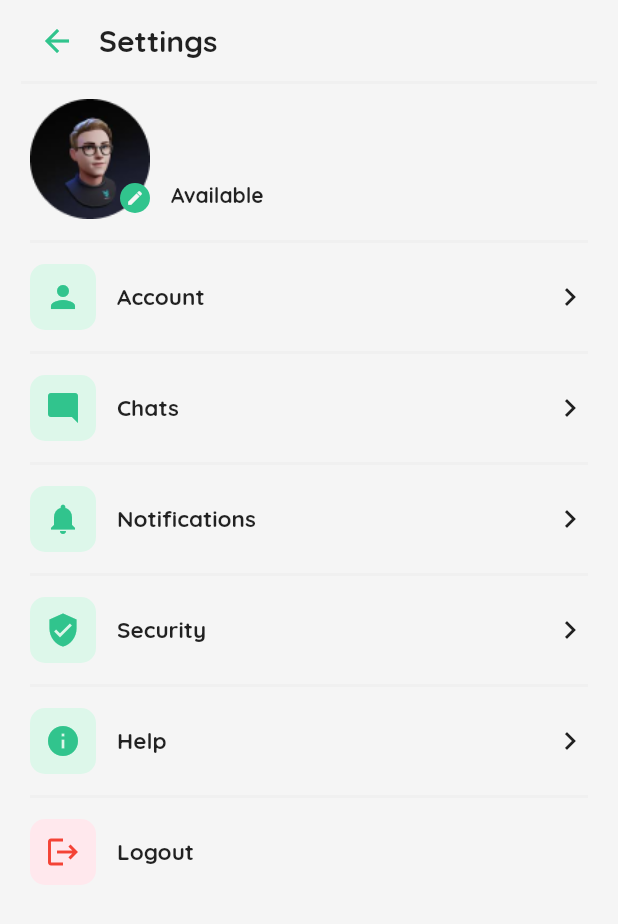
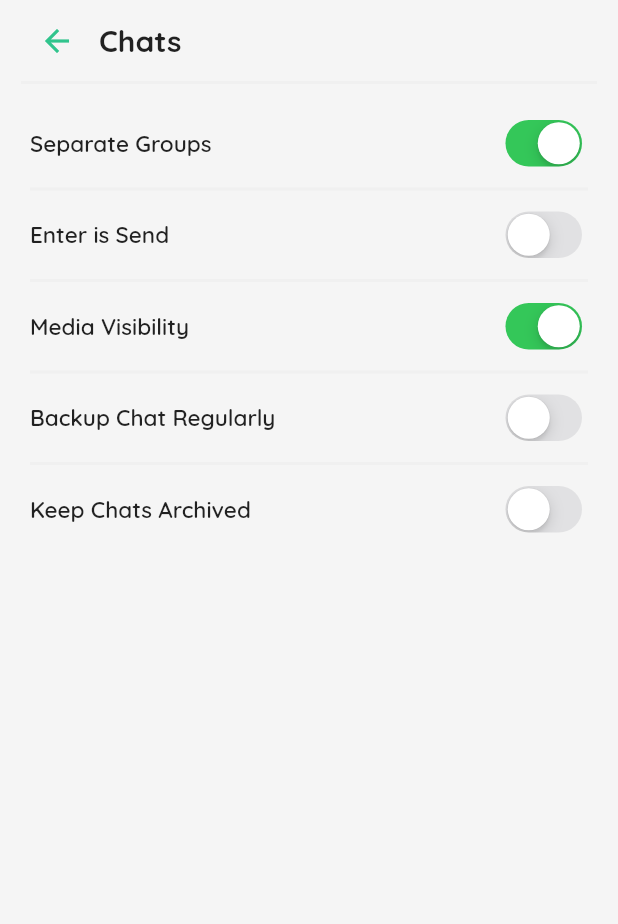
Before and after one commit to nghiaved/chatify-app, a Flutter app: the SettingScreen screen opened directly with empty values, after a tap on "Chats", on a phone screen of 412 x 824 dp. Shown: the top 924 px of the screen. Run offline on Flutter 3.47's test engine with Material 2 defaults, Android fonts, the phone set to English and light mode, and no system bars; our stand-ins replace jwt_decoder, shared_preferences; accounts and stored records are empty.

Commit message:
subsetting screens and change folder screens

```diff
--- /dev/null
+++ b/client/lib/screens/settings/chat_setting_screen.dart
@@ -0,0 +1,37 @@
+import 'package:client/widgets/appbar_widget.dart';
+import 'package:client/widgets/dashline_widget.dart';
+import 'package:client/widgets/item_text_switch_widget.dart';
+import 'package:flutter/material.dart';
+
+class ChatSettingScreen extends StatefulWidget {
+  const ChatSettingScreen({super.key});
+
+  @override
+  State<ChatSettingScreen> createState() => _ChatSettingScreenState();
+}
+
+class _ChatSettingScreenState extends State<ChatSettingScreen> {
+  @override
+  Widget build(BuildContext context) {
+    return Scaffold(
+      appBar: const AppBarWidget(text: 'Chats'),
+      body: Padding(
+        padding: const EdgeInsets.all(20),
+        child: Column(
+          crossAxisAlignment: CrossAxisAlignment.start,
+          children: const [
+            ItemTextSwitchWidget(text: 'Separate Groups', switchValue: true),
+            DashlineWidget(margin: EdgeInsets.symmetric(vertical: 10)),
+            ItemTextSwitchWidget(text: 'Enter is Send'),
+            DashlineWidget(margin: EdgeInsets.symmetric(vertical: 10)),
+            ItemTextSwitchWidget(text: 'Media Visibility', switchValue: true),
+            DashlineWidget(margin: EdgeInsets.symmetric(vertical: 10)),
+            ItemTextSwitchWidget(text: 'Backup Chat Regularly'),
+            DashlineWidget(margin: EdgeInsets.symmetric(vertical: 10)),
+            ItemTextSwitchWidget(text: 'Keep Chats Archived'),
+          ],
+        ),
+      ),
+    );
+  }
+}
--- a/client/lib/screens/setting_screen.dart
+++ b/client/lib/screens/settings/setting_screen.dart
@@ -2,10 +2,13 @@ import 'package:client/constants/app_colors.dart';
 import 'package:client/constants/app_dimensions.dart';
 import 'package:client/helpers/asset_images.dart';
 import 'package:client/helpers/helper_function.dart';
-import 'package:client/screens/account_screen.dart';
-import 'package:client/screens/help_screen.dart';
-import 'package:client/screens/profile_screen.dart';
-import 'package:client/screens/signin_screen.dart';
+import 'package:client/screens/settings/account_screen.dart';
+import 'package:client/screens/settings/help_screen.dart';
+import 'package:client/screens/settings/profile_screen.dart';
+import 'package:client/screens/auth/signin_screen.dart';
+import 'package:client/screens/settings/security_screen.dart';
+import 'package:client/screens/settings/notification_screen.dart';
+import 'package:client/screens/settings/chat_setting_screen.dart';
 import 'package:client/widgets/appbar_widget.dart';
 import 'package:client/widgets/dashline_widget.dart';
 import 'package:client/widgets/item_setting_widget.dart';
@@ -111,14 +114,26 @@ class _SettingScreenState extends State<SettingScreen> {
                   nextScreen(context, const AccountScreen());
                 },
               ),
-              const ItemSettingWidget(icon: Icons.mode_comment, text: 'Chats'),
-              const ItemSettingWidget(
+              ItemSettingWidget(
+                icon: Icons.mode_comment,
+                text: 'Chats',
+                func: () {
+                  nextScreen(context, const ChatSettingScreen());
+                },
+              ),
+              ItemSettingWidget(
                 icon: Icons.notifications,
                 text: 'Notifications',
+                func: () {
+                  nextScreen(context, const NotificationScreen());
+                },
               ),
-              const ItemSettingWidget(
+              ItemSettingWidget(
                 icon: Icons.verified_user,
                 text: 'Security',
+                func: () {
+                  nextScreen(context, const SecurityScreen());
+                },
               ),
               ItemSettingWidget(
                 icon: Icons.info,
--- a/client/lib/screens/splash_screen.dart
+++ b/client/lib/screens/splash_screen.dart
@@ -1,9 +1,9 @@
 import 'package:client/constants/app_colors.dart';
 import 'package:client/helpers/asset_images.dart';
 import 'package:client/helpers/helper_function.dart';
-import 'package:client/screens/home_screen.dart';
-import 'package:client/screens/signin_screen.dart';
-import 'package:client/screens/lorem_screen.dart';
+import 'package:client/screens/home/home_screen.dart';
+import 'package:client/screens/auth/signin_screen.dart';
+import 'package:client/screens/settings/lorem_screen.dart';
 import 'package:client/widgets/button_widget.dart';
 import 'package:flutter/gestures.dart';
 import 'package:flutter/material.dart';
--- /dev/null
+++ b/client/lib/widgets/item_text_switch_widget.dart
@@ -0,0 +1,39 @@
+import 'package:flutter/cupertino.dart';
+
+class ItemTextSwitchWidget extends StatefulWidget {
+  const ItemTextSwitchWidget({super.key, required this.text, this.switchValue});
+
+  final String text;
+  final bool? switchValue;
+
+  @override
+  State<ItemTextSwitchWidget> createState() => _ItemTextSwitchWidgetState();
+}
+
+class _ItemTextSwitchWidgetState extends State<ItemTextSwitchWidget> {
+  @override
+  Widget build(BuildContext context) {
+    bool isSwitch = widget.switchValue ?? false;
+
+    return Row(
+      mainAxisAlignment: MainAxisAlignment.spaceBetween,
+      children: [
+        Text(
+          widget.text,
+          style: const TextStyle(
+            fontSize: 15,
+            fontWeight: FontWeight.w600,
+          ),
+        ),
+        CupertinoSwitch(
+          value: isSwitch,
+          onChanged: (value) {
+            setState(() {
+              isSwitch = value;
+            });
+          },
+        ),
+      ],
+    );
+  }
+}
```
Also changed, not shown: client/lib/screens/auth/signin_screen.dart (renamed from client/lib/screens/signup_screen.dart, +22 -24 lines), client/lib/screens/auth/signup_screen.dart (renamed from client/lib/screens/signin_screen.dart, +24 -22 lines), client/lib/screens/home/home_screen.dart (renamed from client/lib/screens/home_screen.dart, +5 -5 lines), client/lib/screens/settings/app_info_screen.dart (added, +54 -0 lines), client/lib/screens/settings/help_screen.dart (renamed from client/lib/screens/help_screen.dart, +8 -2 lines), client/lib/screens/settings/notification_screen.dart (added, +32 -0 lines), client/lib/screens/settings/security_screen.dart (added, +30 -0 lines), client/lib/screens/home/call_screen.dart (renamed from client/lib/screens/call_screen.dart), client/lib/screens/home/chat_screen.dart (renamed from client/lib/screens/chat_screen.dart), client/lib/screens/home/group_screen.dart (renamed from client/lib/screens/group_screen.dart), client/lib/screens/home/status_screen.dart (renamed from client/lib/screens/status_screen.dart), client/lib/screens/settings/account_screen.dart (renamed from client/lib/screens/account_screen.dart), client/lib/screens/settings/lorem_screen.dart (renamed from client/lib/screens/lorem_screen.dart), client/lib/screens/settings/profile_screen.dart (renamed from client/lib/screens/profile_screen.dart).
